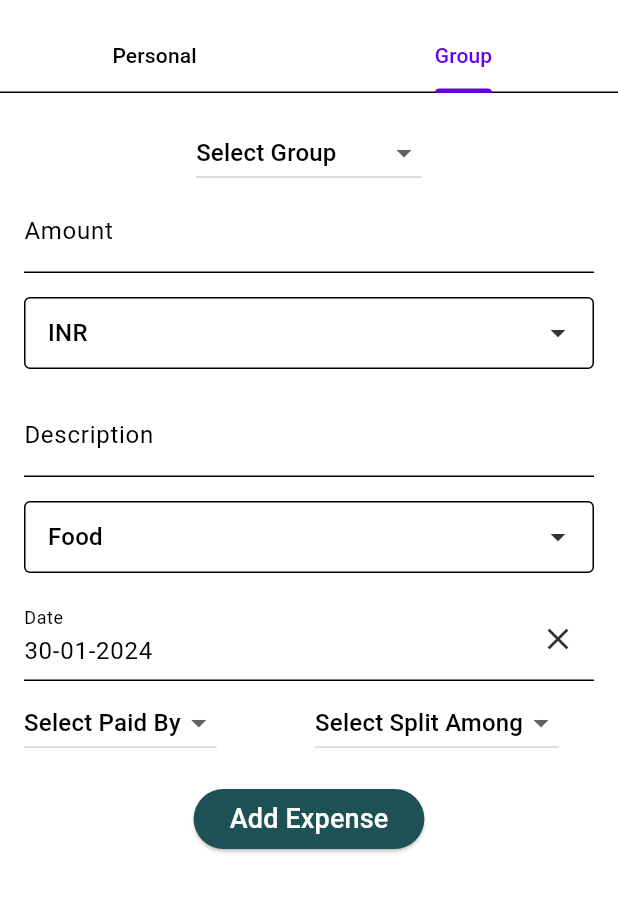
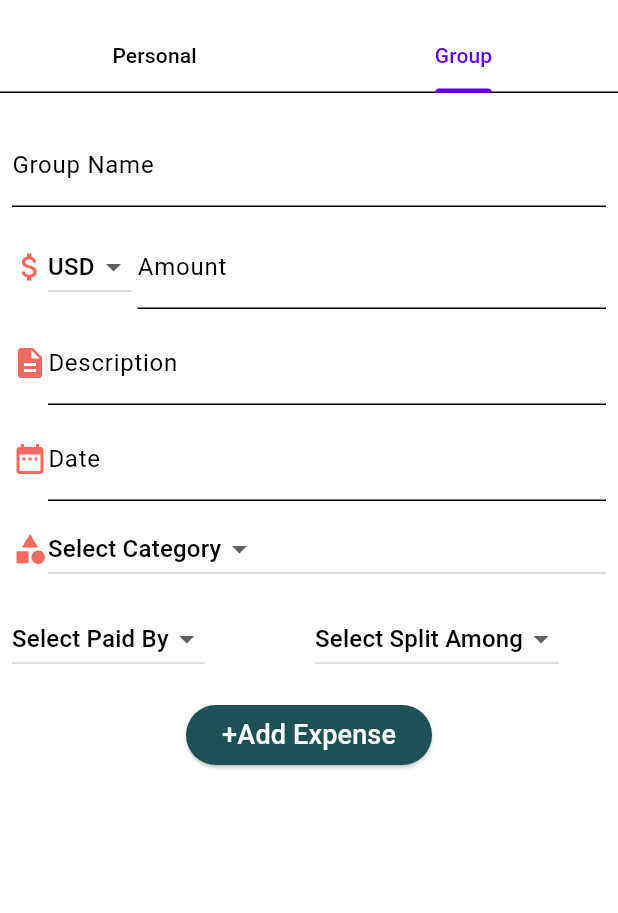
Before and after one commit to notyou1584/expense-tracker-app, a Flutter app: the ExpenseScreen screen opened by its route, tab 2 chosen, on a phone screen of 412 x 824 dp, the part 63-976 px from its top. Run offline on Flutter 3.47's test engine with Material 3 defaults, Android fonts, the phone set to English and light mode, and no system bars; drawn by our look-alikes of dropdown_search; our stand-ins replace cloud_firestore, datetime_picker_formfield_new, email_validator, firebase_auth, firebase_core, fl_chart; accounts and stored records are empty.

Commit message:
Revert "dvd"
This reverts commit a2841b45ec86a77463bd2057fcd0f0a7fc2d3f6b.

```diff
--- a/lib/utils/ui/expense_add.dart
+++ b/lib/utils/ui/expense_add.dart
@@ -1,14 +1,17 @@
+import 'package:datetime_picker_formfield_new/datetime_picker_formfield.dart';
+import 'package:demo222/utils/ui/expensw/add.dart';
+import 'package:demo222/utils/ui/expensw/expense_model.dart';
+import 'package:dropdown_search/dropdown_search.dart';
 import 'package:flutter/material.dart';
-import 'package:datetime_picker_formfield_new/datetime_picker_formfield.dart';
-import 'package:dropdown_search/dropdown_search.dart';
+
 import 'package:intl/intl.dart';
 
 class ExpenseScreen extends StatefulWidget {
   final String? userId;
-
   const ExpenseScreen({Key? key, this.userId}) : super(key: key);
 
   @override
+  // ignore: library_private_types_in_public_api
   _ExpenseScreenState createState() => _ExpenseScreenState();
 }
 
@@ -62,7 +65,7 @@ class _ExpenseScreenState extends State<ExpenseScreen>
         controller: _tabController,
         children: [
           ExpenseForm(type: 'Personal', userId: widget.userId),
-          ExpenseForm(type: 'Group', userId: ''),
+          GroupExpenseForm(type: 'Group'),
         ],
       ),
     );
@@ -71,29 +74,22 @@ class _ExpenseScreenState extends State<ExpenseScreen>
 
 class ExpenseForm extends StatefulWidget {
   final String type;
+
   final String? userId;
-
   ExpenseForm({Key? key, required this.type, required this.userId})
       : super(key: key);
-
   @override
   _ExpenseFormState createState() => _ExpenseFormState();
 }
 
 class _ExpenseFormState extends State<ExpenseForm> {
   final _formKey = GlobalKey<FormState>();
+
   late TextEditingController _amountController;
   final _descriptionController = TextEditingController();
   String _selectedCurrency = 'INR'; // Set default currency
   String _selectedCategory = 'Food';
   DateTime _selectedDate = DateTime.now();
-  String paidByText = 'Select Paid By';
-  String selectedSplitAmong = 'Select Split Among';
-  String groupName = '';
-  String selectedGroupOption = 'Select Group';
-
-  List<String> existingGroups = ['Group 1', 'Group 2', 'Group 3'];
-
   @override
   void initState() {
     super.initState();
@@ -103,45 +99,15 @@ class _ExpenseFormState extends State<ExpenseForm> {
   @override
   Widget build(BuildContext context) {
     String userId = widget.userId ?? '';
-    final format = DateFormat("dd-MM-yyyy");
+    final format = DateFormat("dd-mm-yyyy");
 
-    return Padding(
+    return Scaffold(
+      body: Padding(
         padding: const EdgeInsets.all(16.0),
         child: Form(
           key: _formKey,
           child: Column(
             children: [
-            // Render the group-related UI elements only when the type is 'Group'
-            if (widget.type == 'Group')
-              DropdownButton<String>(
-                value: selectedGroupOption,
-                onChanged: (String? newValue) {
-                  setState(() {
-                    selectedGroupOption = newValue!;
-                    if (newValue == 'Add a New Group') {
-                      // Handle logic for adding a new group
-                      // You can show a dialog or navigate to a new screen
-                      // to create a new group
-                    }
-                  });
-                },
-                items: ['Select Group', ...existingGroups, 'Add a New Group']
-                    .map<DropdownMenuItem<String>>(
-                      (String value) => DropdownMenuItem<String>(
-                        value: value,
-                        child: Text(value),
-                      ),
-                    )
-                    .toList(),
-              ),
-            if (widget.type == 'Group' &&
-                selectedGroupOption == 'Add a New Group')
-              TextFormField(
-                decoration: InputDecoration(labelText: 'New Group Name'),
-                onChanged: (value) {
-                  groupName = value;
-                },
-              ),
               TextFormField(
                 controller: _amountController,
                 keyboardType: TextInputType.number,
@@ -155,7 +121,12 @@ class _ExpenseFormState extends State<ExpenseForm> {
               ),
               SizedBox(height: 16),
               DropdownSearch<String>(
-              items: ['USD', 'EUR', 'GBP', 'INR'],
+                items: [
+                  'USD',
+                  'EUR',
+                  'GBP',
+                  'INR'
+                ], // Add more currencies as needed
                 onChanged: (value) {
                   setState(() {
                     _selectedCurrency = value!;
@@ -176,7 +147,11 @@ class _ExpenseFormState extends State<ExpenseForm> {
               ),
               SizedBox(height: 16),
               DropdownSearch<String>(
-              items: ['Food', 'Transportation', 'Shopping'],
+                items: [
+                  'Food',
+                  'Transportation',
+                  'Shopping'
+                ], // Add more categories
                 onChanged: (value) {
                   setState(() {
                     _selectedCategory = value!;
@@ -208,7 +183,209 @@ class _ExpenseFormState extends State<ExpenseForm> {
                   });
                 },
               ),
-            if (widget.type == 'Group')
+              SizedBox(height: 16),
+              ElevatedButton(
+                style: ElevatedButton.styleFrom(
+                    backgroundColor: Color.fromRGBO(30, 81, 85, 1)),
+                onPressed: () async {
+                  // Validate and add expense to Firestore
+                  if (_amountController.text.isNotEmpty &&
+                      _descriptionController.text.isNotEmpty) {
+                    Expense newExpense = Expense(
+                      id: '',
+                      userId: userId,
+                      amount: double.parse(_amountController.text),
+                      currency: _selectedCurrency,
+                      description: _descriptionController.text,
+                      category: _selectedCategory,
+                      date: _selectedDate,
+                    );
+
+                    // Call the addExpense function here (Firebase Firestore)
+                    await addExpense(newExpense);
+
+                    // Show a success message or navigate to the expense list page
+                    ScaffoldMessenger.of(context).showSnackBar(
+                      SnackBar(
+                        content: Text('Expense added successfully'),
+                      ),
+                    );
+                    Navigator.pop(context);
+                  } else {
+                    // Show an error message if any field is empty
+                    ScaffoldMessenger.of(context).showSnackBar(
+                      SnackBar(
+                        content: Text('Please fill in all fields'),
+                        backgroundColor: Colors.red,
+                      ),
+                    );
+                  }
+                },
+                child: const Text(
+                  'Add Expense',
+                  style: TextStyle(
+                    fontSize: 18,
+                    color: Colors.white,
+                  ),
+                ),
+              ),
+            ],
+          ),
+        ),
+      ),
+    );
+  }
+}
+
+class GroupExpenseForm extends StatefulWidget {
+  final String type;
+
+  const GroupExpenseForm({Key? key, required this.type}) : super(key: key);
+
+  @override
+  // ignore: library_private_types_in_public_api
+  _GroupExpenseFormState createState() => _GroupExpenseFormState();
+}
+
+class _GroupExpenseFormState extends State<GroupExpenseForm> {
+  String paidByText = 'Select Paid By';
+  String selectedSplitAmong = 'Select Split Among';
+  String groupName = '';
+  String selectedCurrency = 'USD';
+  String selectedCategory = 'Select Category'; // Default category
+
+  @override
+  Widget build(BuildContext context) {
+    return Padding(
+      padding: const EdgeInsets.all(8.0),
+      child: Column(
+        crossAxisAlignment: CrossAxisAlignment.start,
+        children: [
+          const SizedBox(height: 8),
+          Row(
+            children: [
+              Expanded(
+                child: Column(
+                  crossAxisAlignment: CrossAxisAlignment.start,
+                  children: [
+                    const SizedBox(height: 4),
+                    TextField(
+                      decoration: const InputDecoration(
+                        labelText: 'Group Name',
+                      ),
+                      onChanged: (value) {
+                        setState(() {
+                          groupName = value;
+                        });
+                      },
+                    ),
+                  ],
+                ),
+              ),
+            ],
+          ),
+          const SizedBox(height: 8),
+          Row(
+            children: [
+              Expanded(
+                child: Column(
+                  crossAxisAlignment: CrossAxisAlignment.start,
+                  children: [
+                    const SizedBox(height: 4),
+                    Row(
+                      children: [
+                        const Icon(Icons.attach_money),
+                        DropdownButton<String>(
+                          value: selectedCurrency,
+                          onChanged: (String? newValue) {
+                            setState(() {
+                              selectedCurrency = newValue!;
+                            });
+                          },
+                          items: <String>['USD', 'EUR', 'GBP', 'JPY', 'INR']
+                              .map<DropdownMenuItem<String>>(
+                                (String value) => DropdownMenuItem<String>(
+                                  value: value,
+                                  child: Text(value),
+                                ),
+                              )
+                              .toList(),
+                        ),
+                        const SizedBox(width: 4),
+                        const Expanded(
+                          child: TextField(
+                            decoration: InputDecoration(
+                              labelText: 'Amount',
+                            ),
+                            keyboardType: TextInputType.number,
+                          ),
+                        ),
+                      ],
+                    ),
+                  ],
+                ),
+              ),
+            ],
+          ),
+          const SizedBox(height: 8),
+          const Row(
+            children: [
+              Icon(Icons.description),
+              Expanded(
+                child: TextField(
+                  decoration: InputDecoration(
+                    labelText: 'Description',
+                  ),
+                ),
+              ),
+            ],
+          ),
+          const SizedBox(height: 8),
+          Row(
+            children: [
+              const Icon(Icons.date_range),
+              Expanded(
+                child: TextField(
+                  decoration: const InputDecoration(
+                    labelText: 'Date',
+                  ),
+                  onTap: () async {
+                    // Handle the picked date
+                  },
+                ),
+              ),
+            ],
+          ),
+          const SizedBox(height: 8),
+          Row(
+            children: [
+              const Icon(Icons.category),
+              Expanded(
+                child: DropdownButton<String>(
+                  value: selectedCategory,
+                  onChanged: (String? newValue) {
+                    setState(() {
+                      selectedCategory = newValue!;
+                    });
+                  },
+                  items: <String>[
+                    'Select Category',
+                    'Category 1',
+                    'Category 2',
+                    'Category 3',
+                  ]
+                      .map<DropdownMenuItem<String>>(
+                        (String value) => DropdownMenuItem<String>(
+                          value: value,
+                          child: Text(value),
+                        ),
+                      )
+                      .toList(),
+                ),
+              ),
+            ],
+          ),
+          const SizedBox(height: 8),
           Row(
             children: [
               Expanded(
@@ -272,113 +449,27 @@ class _ExpenseFormState extends State<ExpenseForm> {
               ),
             ],
           ),
-            SizedBox(height: 16),
-            ElevatedButton(
+          const SizedBox(height: 8),
+          const SizedBox(height: 8),
+          Center(
+            child: ElevatedButton(
+              onPressed: () {
+                // Handle form submission
+              },
               style: ElevatedButton.styleFrom(
                   backgroundColor: Color.fromRGBO(30, 81, 85, 1)),
-              onPressed: () async {
-                if (_formKey.currentState!.validate()) {
-                  // Create Expense object based on the form data
-                  Expense newExpense = Expense(
-                    id: '',
-                    userId: userId,
-                    amount: double.parse(_amountController.text),
-                    currency: _selectedCurrency,
-                    description: _descriptionController.text,
-                    category: _selectedCategory,
-                    date: _selectedDate,
-                  );
-
-                  if (widget.type == 'Group') {
-                    // Handle additional logic for Group expenses
-                    newExpense.groupInfo = GroupExpenseInfo(
-                      groupName: selectedGroupOption != 'Add a New Group'
-                          ? selectedGroupOption
-                          : groupName,
-                      paidBy: paidByText,
-                      splitAmong: selectedSplitAmong,
-                    );
-                  }
-
-                  // Call the addExpense function here (Firebase Firestore)
-                  await addExpense(newExpense);
-
-                  // Show a success message or navigate to the expense list page
-                  ScaffoldMessenger.of(context).showSnackBar(
-                    SnackBar(
-                      content: Text('Expense added successfully'),
-                    ),
-                  );
-                  Navigator.pop(context);
-                }
-              },
               child: const Text(
-                'Add Expense',
+                '+Add Expense',
                 style: TextStyle(
                   fontSize: 18,
                   color: Colors.white,
                 ),
               ),
             ),
+          ),
+          const SizedBox(height: 16),
         ],
-        ),
       ),
     );
   }
 }
-
-// Add the necessary classes and functions here, such as Expense and addExpense
-class Expense {
-  // Define the properties for the Expense class
-  String id;
-  String userId;
-  double amount;
-  String currency;
-  String description;
-  String category;
-  DateTime date;
-  GroupExpenseInfo? groupInfo;
-
-  // Constructor for Personal Expense
-  Expense({
-    required this.id,
-    required this.userId,
-    required this.amount,
-    required this.currency,
-    required this.description,
-    required this.category,
-    required this.date,
-    this.groupInfo,
-  });
-}
-
-class GroupExpenseInfo {
-  String groupName;
-  String paidBy;
-  String splitAmong;
-
-  GroupExpenseInfo({
-    required this.groupName,
-    required this.paidBy,
-    required this.splitAmong,
-  });
-}
-
-Future<void> addExpense(Expense expense) async {
-  // Implement the logic to add the expense to Firestore or any other storage
-  // This function will vary based on your application's backend
-  // For now, you can print the expense details
-  print('Expense Details:');
-  print('User ID: ${expense.userId}');
-  print('Amount: ${expense.amount}');
-  print('Currency: ${expense.currency}');
-  print('Description: ${expense.description}');
-  print('Category: ${expense.category}');
-  print('Date: ${expense.date}');
-  if (expense.groupInfo != null) {
-    print('Group Expense Details:');
-    print('Group Name: ${expense.groupInfo!.groupName}');
-    print('Paid By: ${expense.groupInfo!.paidBy}');
-    print('Split Among: ${expense.groupInfo!.splitAmong}');
-  }
-}
```
Lines whose indentation alone changed are shown as unchanged.
